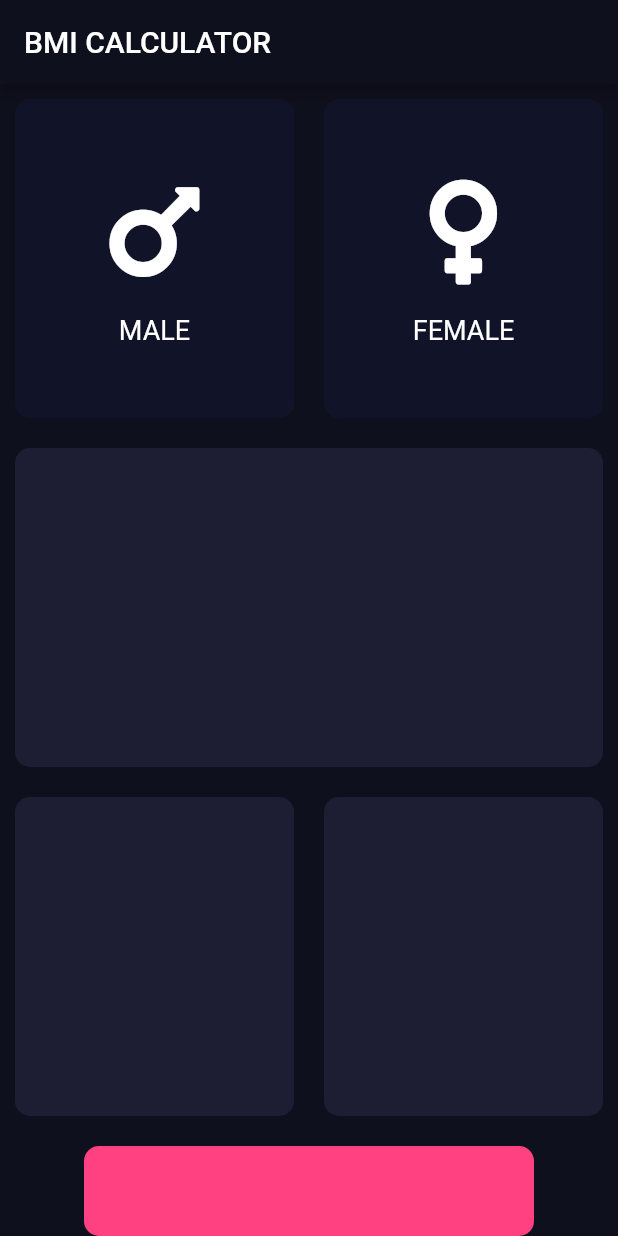
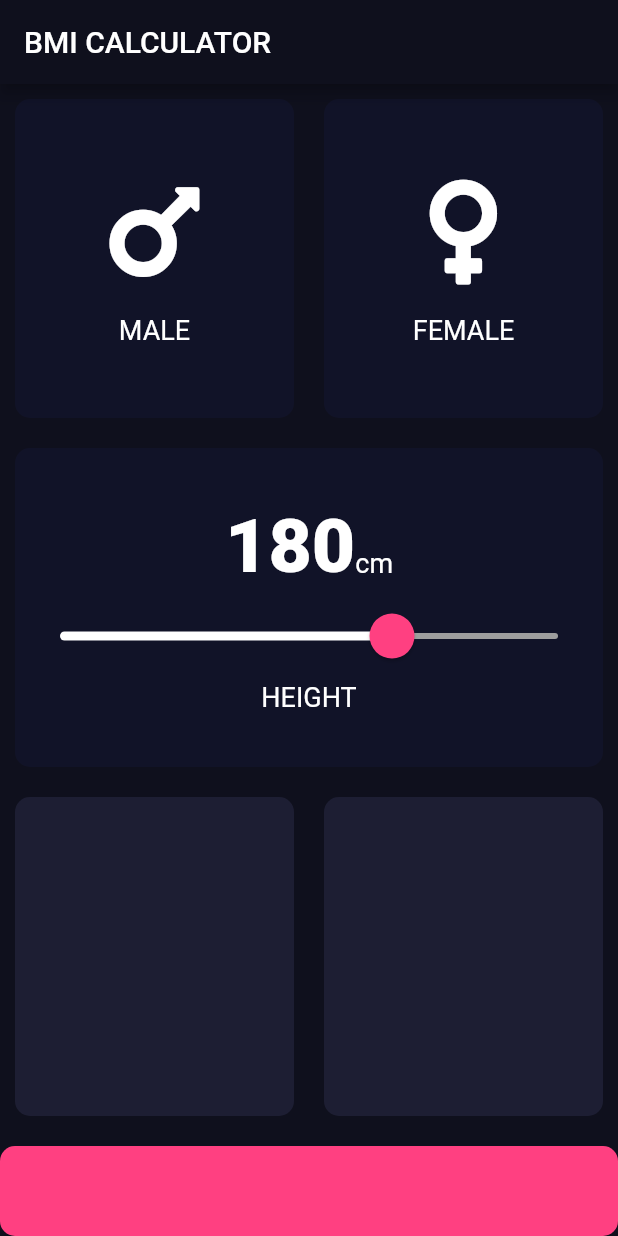
Before and after one commit to Shivakumar-SG/BMI-Calculator, a Flutter app: the screen it shows after launch, on a phone screen of 412 x 824 dp. Run offline on Flutter 3.47's test engine with Material 2 defaults, Android fonts, the phone set to English and light mode, and no system bars; our stand-ins replace font_awesome_flutter.

Commit message:
Height tile updated

```diff
--- a/lib/column_icon.dart
+++ b/lib/column_icon.dart
@@ -1,4 +1,5 @@
 import 'package:flutter/material.dart';
+import 'constants.dart';
 
 class ColumnIcon extends StatelessWidget {
   const ColumnIcon({this.icon, this.label});
@@ -20,10 +21,7 @@ class ColumnIcon extends StatelessWidget {
         ),
         Text(
           label,
-          style: TextStyle(
-            color: Colors.white,
-            fontSize: 18.0,
-          ),
+          style: klabelTextStyle, // from constants file.
         ),
       ],
     );
--- /dev/null
+++ b/lib/constants.dart
@@ -0,0 +1,15 @@
+import 'package:flutter/material.dart';
+
+const klabelTextStyle = TextStyle(
+  color: Colors.white,
+  fontSize: 18.0,
+);
+
+const Color ktileColor = Color(0xFF1D1E33);
+const Color kinactiveColor = Color(0xFF111328);
+const kbottomContainerColor = Colors.pinkAccent;
+
+const klabelTxtStyle2 = TextStyle(
+  fontSize: 50.0,
+  fontWeight: FontWeight.w900,
+);
--- a/lib/input_page.dart
+++ b/lib/input_page.dart
@@ -2,10 +2,7 @@ import 'package:flutter/material.dart';
 import 'package:font_awesome_flutter/font_awesome_flutter.dart';
 import 'reusable_card.dart';
 import 'column_icon.dart';
-
-const Color tileColor = Color(0xFF1D1E33);
-const Color inactiveColor = Color(0xFF111328);
-const bottomContainerColor = Colors.pinkAccent;
+import 'constants.dart';
 
 enum ColorCardType {
   maleCard,
@@ -20,6 +17,7 @@ class InputPage extends StatefulWidget {
 class _InputPageState extends State<InputPage> {
   ColorCardType selectedCard;
 
+  int height = 180;
   @override
   Widget build(BuildContext context) {
     return Scaffold(
@@ -27,6 +25,7 @@ class _InputPageState extends State<InputPage> {
           title: Text('BMI CALCULATOR'),
         ),
         body: Column(
+          crossAxisAlignment: CrossAxisAlignment.stretch,
           children: <Widget>[
             Expanded(
               child: Row(
@@ -42,8 +41,8 @@ class _InputPageState extends State<InputPage> {
                         });
                       },
                       colour: selectedCard == ColorCardType.maleCard
-                          ? tileColor
-                          : inactiveColor,
+                          ? ktileColor
+                          : kinactiveColor,
                       cardChild: ColumnIcon(
                           icon: FontAwesomeIcons.mars, label: 'MALE'),
                     ),
@@ -56,8 +55,8 @@ class _InputPageState extends State<InputPage> {
                         });
                       },
                       colour: selectedCard == ColorCardType.femaleCard
-                          ? tileColor
-                          : inactiveColor,
+                          ? ktileColor
+                          : kinactiveColor,
                       cardChild: ColumnIcon(
                         icon: FontAwesomeIcons.venus,
                         label: 'FEMALE',
@@ -69,7 +68,55 @@ class _InputPageState extends State<InputPage> {
             ),
             Expanded(
               child: ReusableCard(
-                colour: tileColor,
+                colour: kinactiveColor,
+                cardChild: Column(
+                  mainAxisAlignment: MainAxisAlignment.center,
+                  children: <Widget>[
+                    Row(
+                      mainAxisAlignment: MainAxisAlignment.center,
+                      crossAxisAlignment: CrossAxisAlignment.baseline,
+                      textBaseline: TextBaseline.alphabetic,
+                      children: <Widget>[
+                        Text(
+                          height.toString(),
+                          style: klabelTxtStyle2,
+                        ),
+                        Text(
+                          'cm',
+                          style: klabelTextStyle,
+                        )
+                      ],
+                    ),
+                    SliderTheme(
+                      data: SliderTheme.of(context).copyWith(
+                        //copies all the properties but gives value to none.
+                        thumbColor: Colors.pinkAccent,
+                        activeTrackColor: Colors.white,
+                        overlayColor: Color(0x29EB1555),
+                        inactiveTrackColor: Colors.grey,
+                        thumbShape: RoundSliderThumbShape(
+                          enabledThumbRadius: 15.0,
+                        ),
+                        overlayShape:
+                            RoundSliderOverlayShape(overlayRadius: 30.0),
+                      ),
+                      child: Slider(
+                        min: 100.0,
+                        max: 220.0,
+                        value: height.toDouble(),
+                        onChanged: (double newValue) {
+                          setState(() {
+                            height = newValue.round();
+                          });
+                        },
+                      ),
+                    ),
+                    Text(
+                      'HEIGHT',
+                      style: klabelTextStyle,
+                    ),
+                  ],
+                ),
               ),
             ),
             Expanded(
@@ -77,12 +124,12 @@ class _InputPageState extends State<InputPage> {
                 children: <Widget>[
                   Expanded(
                     child: ReusableCard(
-                      colour: tileColor,
+                      colour: ktileColor,
                     ),
                   ),
                   Expanded(
                     child: ReusableCard(
-                      colour: tileColor,
+                      colour: ktileColor,
                     ),
                   ),
                 ],
@@ -90,11 +137,11 @@ class _InputPageState extends State<InputPage> {
             ),
             Container(
               margin: EdgeInsets.only(top: 10.0),
-              width: 300.0,
+              width: 30.0,
               height: 60.0,
               decoration: BoxDecoration(
                 borderRadius: BorderRadius.circular(10.0),
-                color: bottomContainerColor,
+                color: kbottomContainerColor,
               ),
             ),
           ],
```
